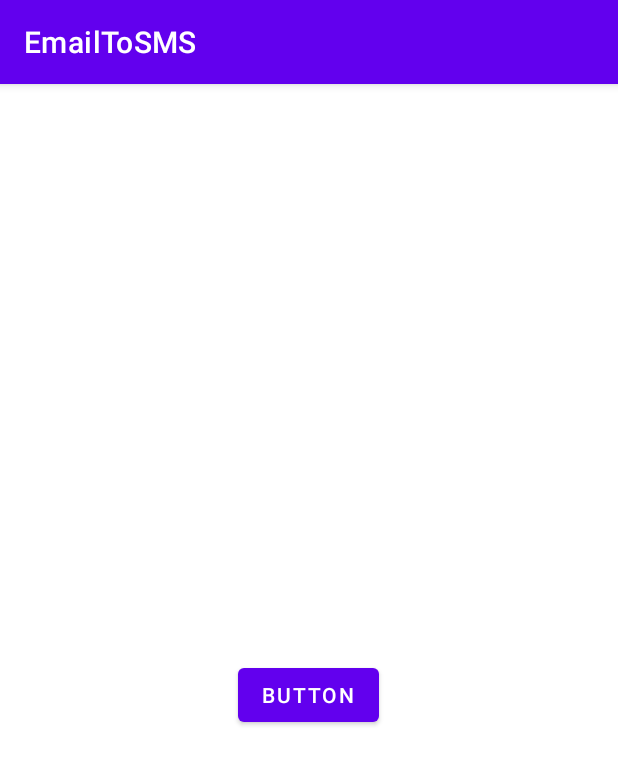
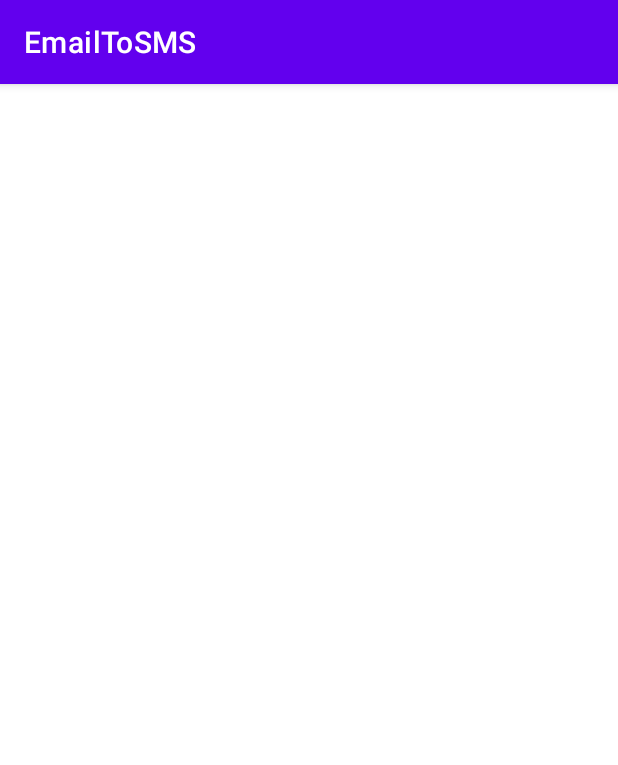
Before and after one commit to IgorChaus/EmailToSMS, an Android app: the screen it shows after launch (MainActivity), on a phone screen of 412 x 824 dp. Shown: the top 765 px of the screen. Run offline under Robolectric (Android 15) with nearby library versions, the phone set to English and light mode, and no system bars; 2 statements that could not run were skipped.

Commit message:
Refactored MainActivity

```diff
--- a/app/build.gradle
+++ b/app/build.gradle
@@ -30,6 +30,10 @@ android {
     }
     kotlinOptions {
         jvmTarget = '1.8'
+    }
+
+    buildFeatures {
+        viewBinding = true
     }
 
     // JavaMail
--- /dev/null
+++ b/app/src/main/java/com/example/emailtosms/presentation/ListFragment.kt
@@ -0,0 +1,38 @@
+package com.example.emailtosms.presentation
+
+import android.os.Bundle
+import android.view.ContextMenu
+import android.view.LayoutInflater
+import android.view.View
+import android.view.ViewGroup
+import androidx.fragment.app.Fragment
+import com.example.emailtosms.databinding.ListScreenBinding
+
+class ListFragment: Fragment() {
+
+    private var _binding: ListScreenBinding? = null
+    private val binding: ListScreenBinding
+        get() = _binding ?: throw RuntimeException("ListScreenBinding == null")
+
+    override fun onCreateView(
+        inflater: LayoutInflater,
+        container: ViewGroup?,
+        savedInstanceState: Bundle?
+    ): View? {
+        _binding = ListScreenBinding.inflate(inflater, container, false)
+        return binding.root
+    }
+
+    override fun onViewCreated(view: View, savedInstanceState: Bundle?) {
+        super.onViewCreated(view, savedInstanceState)
+    }
+
+    override fun onDestroyView() {
+        super.onDestroyView()
+        _binding = null
+    }
+
+    companion object{
+        fun getInstance() = ListFragment()
+    }
+}
--- a/app/src/main/res/layout/activity_main.xml
+++ b/app/src/main/res/layout/activity_main.xml
@@ -1,20 +1,9 @@
 <?xml version="1.0" encoding="utf-8"?>
-<androidx.constraintlayout.widget.ConstraintLayout xmlns:android="http://schemas.android.com/apk/res/android"
-    xmlns:app="http://schemas.android.com/apk/res-auto"
+<androidx.fragment.app.FragmentContainerView
+    xmlns:android="http://schemas.android.com/apk/res/android"
     xmlns:tools="http://schemas.android.com/tools"
+    android:id="@+id/container_activity"
     android:layout_width="match_parent"
     android:layout_height="match_parent"
-    tools:context=".MainActivity">
-
-    <Button
-        android:id="@+id/button"
-        android:layout_width="wrap_content"
-        android:layout_height="wrap_content"
-        android:text="Button"
-        app:layout_constraintBottom_toBottomOf="parent"
-        app:layout_constraintEnd_toEndOf="parent"
-        app:layout_constraintHorizontal_bias="0.498"
-        app:layout_constraintStart_toStartOf="parent"
-        app:layout_constraintTop_toTopOf="parent"
-        app:layout_constraintVertical_bias="0.532" />
-</androidx.constraintlayout.widget.ConstraintLayout>
+    android:name="com.example.emailtosms.presentation.ListFragment"
+    tools:context=".MainActivity" />
```
Also changed, not shown: app/src/main/java/com/example/emailtosms/MainActivity.kt (+0 -13 lines), app/src/main/res/layout/item.xml (+8 -7 lines).
